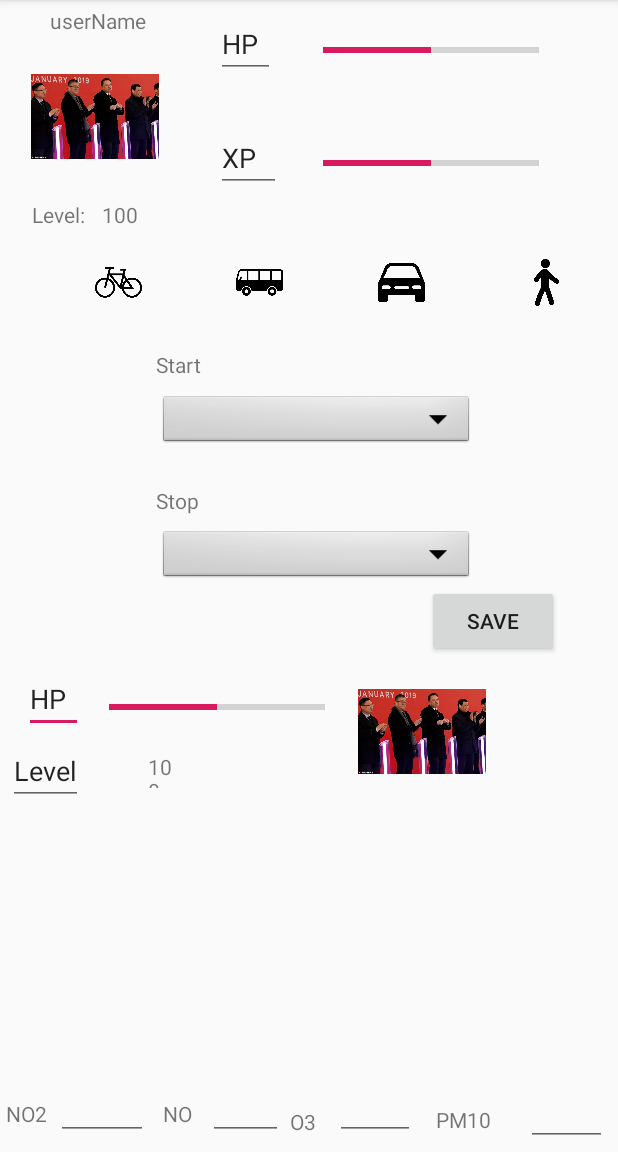
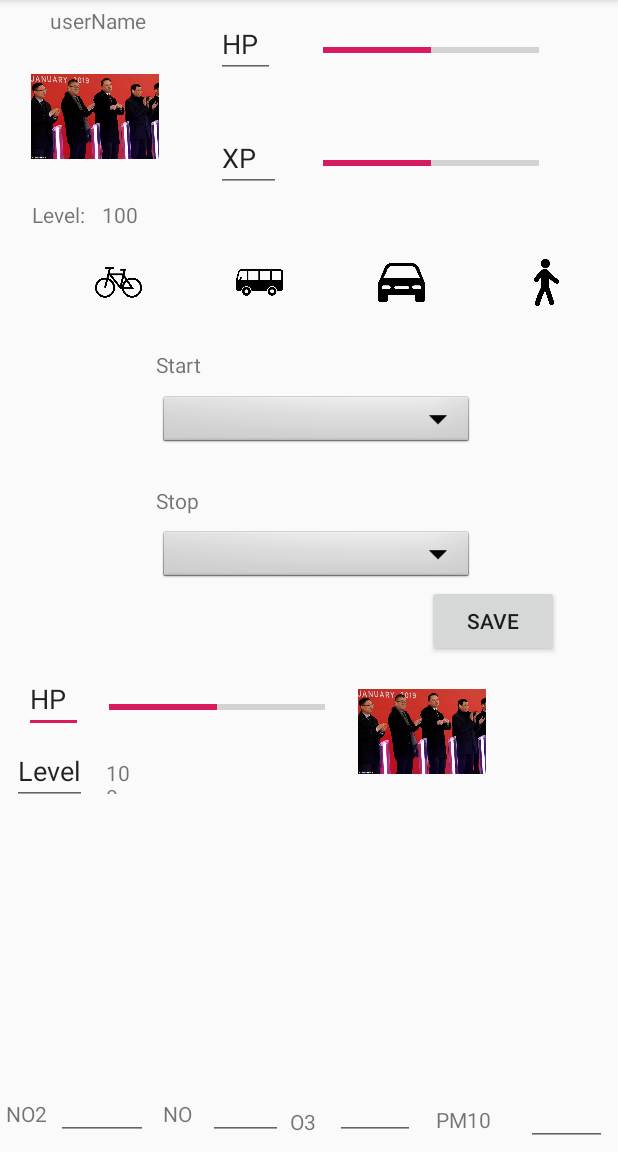
Before and after one commit to tatoalo/USI_Hackaton_2019, an Android app: the screen it shows after launch (MainActivity), on a phone screen of 412 x 824 dp, the part 84-1236 px from its top. Run offline under Robolectric (Android 15) with nearby library versions, the phone set to English and light mode, and no system bars; our stand-ins replace Picasso, Volley; network calls fail; pictures from the network do not load.

Commit message:
Updated Layout
Hello darkness my old friend

```diff
--- a/frontend/USIHackaton2019/app/src/main/res/layout/activity_main.xml
+++ b/frontend/USIHackaton2019/app/src/main/res/layout/activity_main.xml
@@ -97,12 +97,10 @@
         android:id="@+id/monsterLvlValue"
         android:layout_width="20dp"
         android:layout_height="24dp"
-        android:layout_marginStart="22dp"
-        android:layout_marginTop="12dp"
-        android:layout_marginEnd="131dp"
+        android:layout_marginTop="16dp"
+        android:layout_marginEnd="148dp"
         android:text="100"
         app:layout_constraintEnd_toStartOf="@+id/monsterImage"
-        app:layout_constraintStart_toEndOf="@+id/xp2"
         app:layout_constraintTop_toBottomOf="@+id/hpValueMonster" />
 
     <EditText
```
